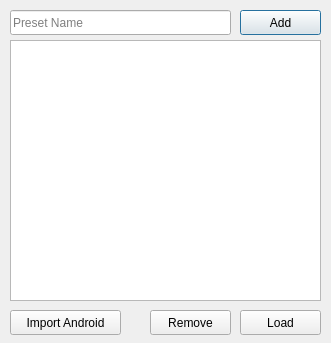
Old version of the form preset.ui in the repository Audio4Linux/Viper4Linux-GUI.
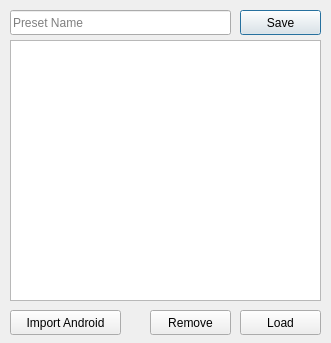
New version of the form. Icons and pictures are not drawn.

What changed in the file:
```diff
--- a/preset.ui
+++ b/preset.ui
@@ -30,7 +30,7 @@
     <string>Adds current config as a preset</string>
    </property>
    <property name="text">
-    <string>Add</string>
+    <string>Save</string>
    </property>
   </widget>
   <widget class="QLineEdit" name="presetName">
```
